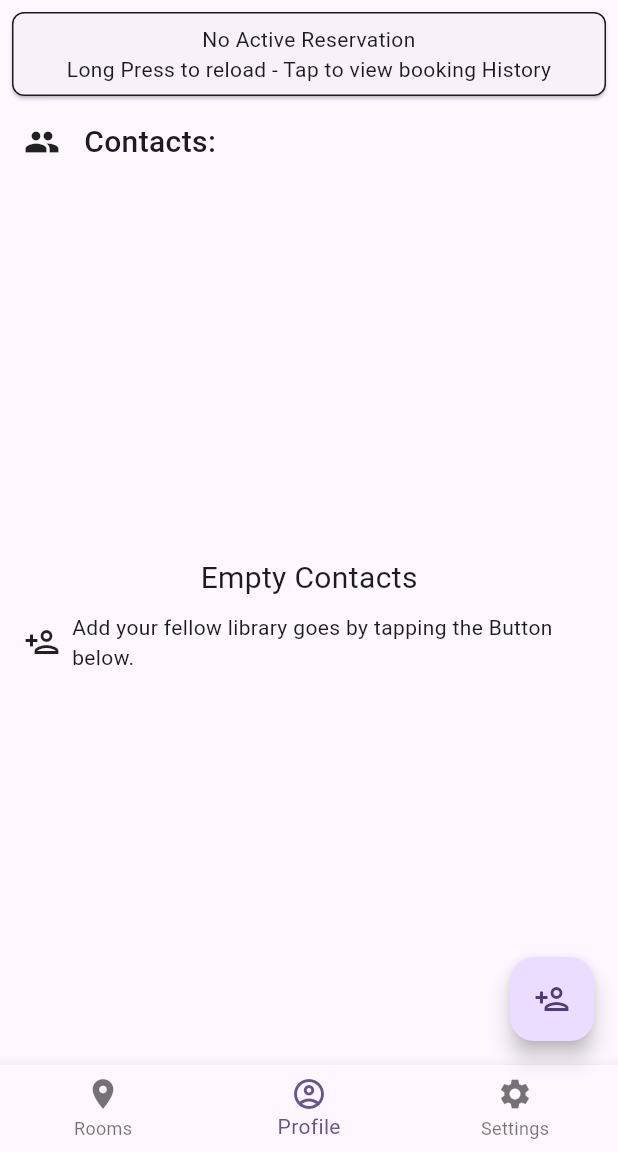
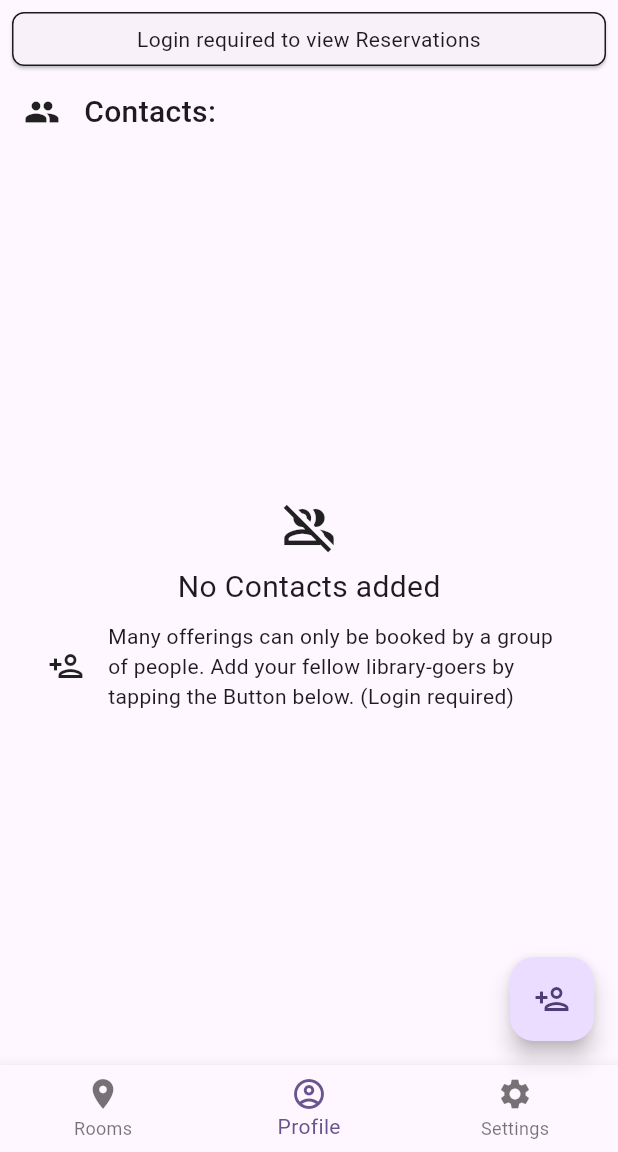
Before and after one commit to Kreavita/ntu-library-companion, a Flutter app: the screen it shows after launch, swiped to page 2, on a phone screen of 412 x 824 dp, the part 84-1236 px from its top. Run offline on Flutter 3.47's test engine with Material 3 defaults, Android fonts, the light colour scheme and no system bars; our stand-ins replace cached_network_image, local_auth; missing offline and left inert: json_store; accounts and stored records are empty; statements that could not run were skipped.

Commit message:
improve: clarify that contacts are required for reservations - Empty Contacts info on `ParticipantPicker` and `ProfilePage` - Updated welcome screen tooltip - Updated Reservation status tooltip to show that a login is required

```diff
--- a/lib/screens/categories/welcome_screen.dart
+++ b/lib/screens/categories/welcome_screen.dart
@@ -31,7 +31,7 @@ class WelcomeScreen extends StatelessWidget {
                     Padding(padding: EdgeInsets.symmetric(horizontal: 8)),
                     Expanded(
                       child: Text(
-                        "To make reservations and see available rooms and their capacites, you need to log in to your NTU account in the settings pane.",
+                        "To make reservations and see available offerings and their capacites, you need to log in to your NTU account in the settings pane.",
                       ),
                     ),
                   ],
@@ -55,11 +55,11 @@ class WelcomeScreen extends StatelessWidget {
                   mainAxisAlignment: MainAxisAlignment.spaceBetween,
                   mainAxisSize: MainAxisSize.max,
                   children: const [
-                    Icon(Icons.arrow_forward),
+                    Icon(Icons.group_outlined),
                     Padding(padding: EdgeInsets.symmetric(horizontal: 8)),
                     Expanded(
                       child: Text(
-                        "Swipe to the right to view your recent roommates.",
+                        "Many offerings can only be booked by a group of people, swipe to the right or tap on 'Profile' to add your library-mates.",
                       ),
                     ),
                   ],
--- a/lib/screens/profile.dart
+++ b/lib/screens/profile.dart
@@ -10,7 +10,6 @@ import 'package:ntu_library_companion/screens/profile/add_user_form.dart';
 import 'package:ntu_library_companion/screens/profile/booking_banner.dart';
 import 'package:ntu_library_companion/widgets/centered_content.dart';
 import 'package:ntu_library_companion/widgets/confirm_dialog.dart';
-import 'package:ntu_library_companion/widgets/info_row.dart';
 import 'package:ntu_library_companion/widgets/title_with_icon.dart';
 import 'package:provider/provider.dart';
 
@@ -102,12 +101,27 @@ class _ProfilePageState extends State<ProfilePage> {
                 (keys.isEmpty)
                     ? Column(
                       mainAxisAlignment: MainAxisAlignment.center,
+                      spacing: 8.0,
                       children: [
-                        Text("Empty Contacts", style: TextStyle(fontSize: 20)),
-                        InfoRow(
-                          icon: Icons.person_add_outlined,
-                          child: Text(
-                            "Add your fellow library goes by tapping the Button below.",
+                        Icon(Icons.group_off_outlined, size: 36),
+                        Text(
+                          "No Contacts added",
+                          style: TextStyle(fontSize: 20),
+                        ),
+                        Padding(
+                          padding: EdgeInsets.symmetric(horizontal: 32),
+                          child: Row(
+                            mainAxisAlignment: MainAxisAlignment.center,
+                            mainAxisSize: MainAxisSize.min,
+                            spacing: 16.0,
+                            children: const [
+                              Icon(Icons.person_add_outlined),
+                              Expanded(
+                                child: Text(
+                                  "Many offerings can only be booked by a group of people. Add your fellow library-goers by tapping the Button below. (Login required)",
+                                ),
+                              ),
+                            ],
                           ),
                         ),
                       ],
--- a/lib/screens/profile/booking_banner.dart
+++ b/lib/screens/profile/booking_banner.dart
@@ -74,6 +74,8 @@ class _ReservationBannerState extends State<ReservationBanner> {
             });
           },
           onTap: () async {
+            if (_settings?.get("credentials") == null) return;
+
             await Navigator.of(
               context,
             ).push(MaterialPageRoute(builder: (context) => BookingHistory()));
@@ -87,7 +89,9 @@ class _ReservationBannerState extends State<ReservationBanner> {
                         ? LinearProgressIndicator()
                         : Center(
                           child: Text(
-                            "No Active Reservation\nLong Press to reload - Tap to view booking History",
+                            (_settings?.get("credentials") == null)
+                                ? "Login required to view Reservations"
+                                : "No Active Reservation\nLong Press to reload - Tap to view booking History",
                             textAlign: TextAlign.center,
                           ),
                         )),
```
Also changed, not shown: lib/screens/reservation/participant_picker.dart (+28 -3 lines).
